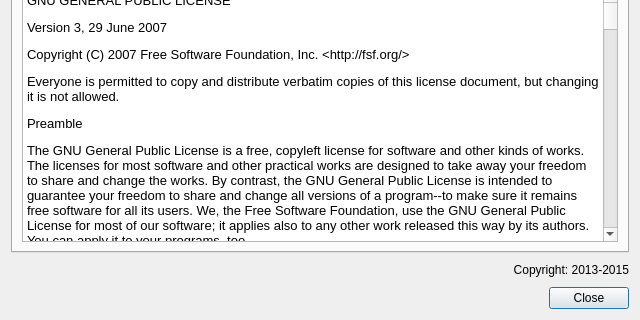
Qt form src/aboutdialog.ui (AntiMicroX/antimicrox) before a commit; both pictures show x 0 to 640 and y 160 to 480 of the 640 by 480 pixel window.
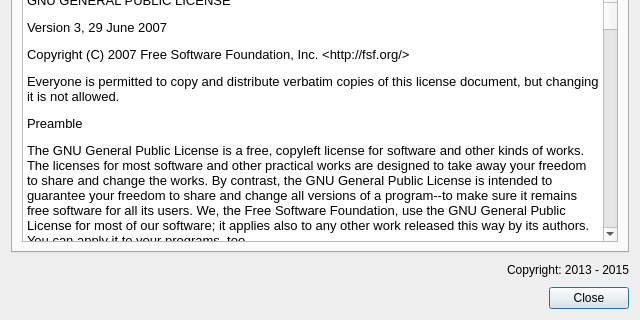
The same form after that commit. The open tabs and pages were chosen to show the change. Icons and pictures are not drawn.

Commit message:
Integrated new changes to some mouse acceleration curves.
Enhanced Precision and the two Easing curves have been
changed. The low end is now a bit looser.

```diff
--- a/src/aboutdialog.ui
+++ b/src/aboutdialog.ui
@@ -382,7 +382,7 @@
    <item>
     <widget class="QLabel" name="copyrightLabel">
      <property name="text">
-      <string>Copyright: 2013-2015</string>
+      <string>Copyright: 2013 - 2015</string>
      </property>
      <property name="alignment">
       <set>Qt::AlignBottom|Qt::AlignRight|Qt::AlignTrailing</set>
```
Left out of the diff: 19 changed lines with no effect on the pictures. The commit also changes 1 other file.
